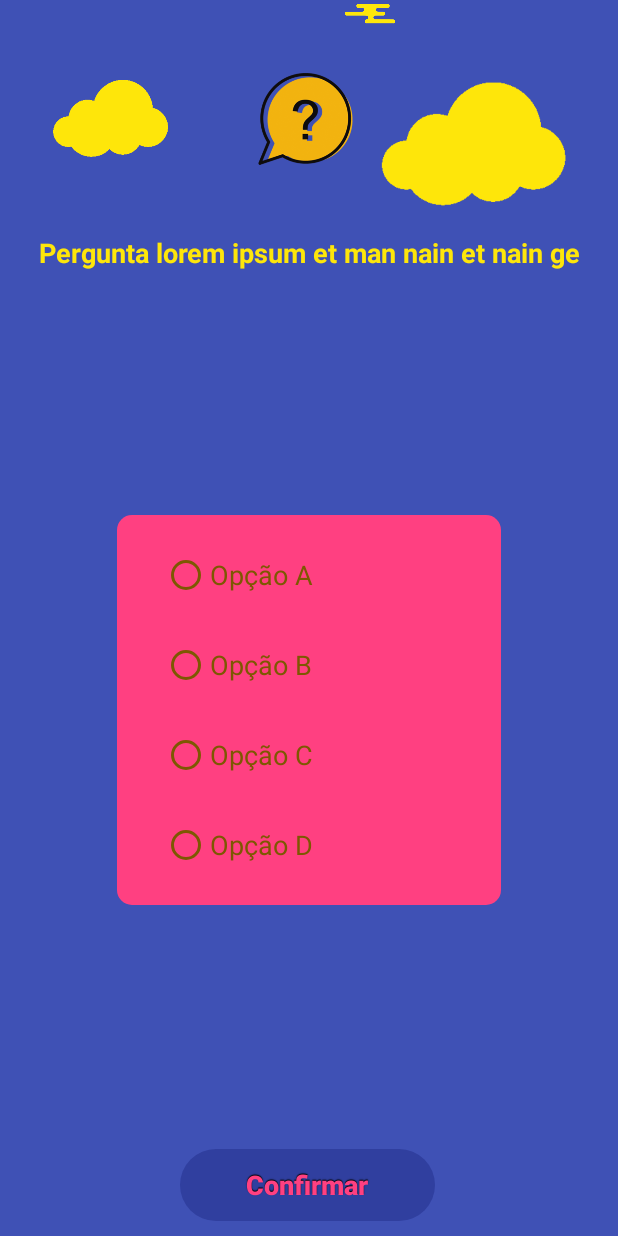
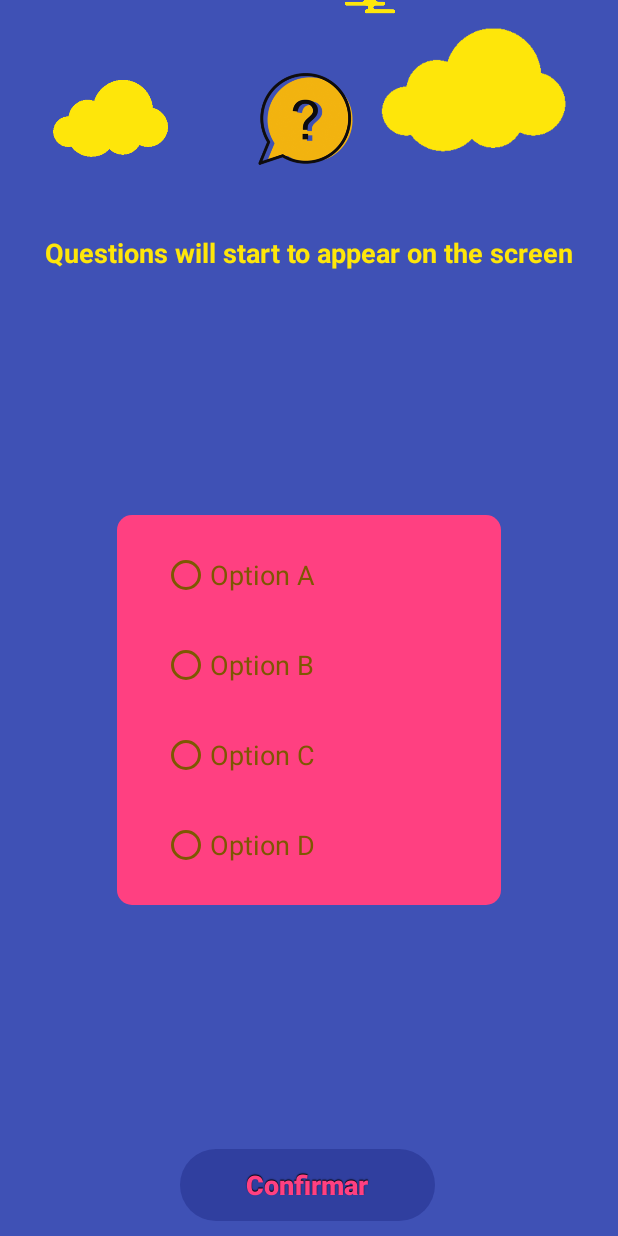
Before and after one commit to spandankundu/Testify_App, an Android app: the layout activity_question.xml on its own in the app's theme, with its tools: preview values and no code run, on a phone screen of 412 x 824 dp. Run offline under Robolectric (Android 15) with nearby library versions, the phone set to English and light mode, and no system bars.

Commit message:
Update activity_question.xml

```diff
--- a/app/src/main/res/layout/activity_question.xml
+++ b/app/src/main/res/layout/activity_question.xml
@@ -24,7 +24,7 @@
         android:id="@+id/imageView5"
         android:layout_width="182dp"
         android:layout_height="120dp"
-        app:layout_constraintBottom_toTopOf="@+id/lblPergunta"
+        app:layout_constraintBottom_toTopOf="@+id/lbl"
         app:layout_constraintEnd_toEndOf="parent"
         app:layout_constraintHorizontal_bias="1.0"
         app:layout_constraintStart_toStartOf="parent"
@@ -51,7 +51,7 @@
         android:textStyle="bold"
         android:paddingLeft="15dp"
         android:paddingRight="15dp"
-        android:text="Pergunta lorem ipsum et man nain et nain ge"
+        android:text="Questions will start to appear on the screen"
         android:textAlignment="center"
         android:textColor="#FEE60A"
         android:textSize="18sp"
@@ -81,7 +81,7 @@
             android:layout_width="match_parent"
             android:layout_height="60dp"
             android:buttonTint="#7D5801"
-            android:text="Opção A"
+            android:text="Option A"
             android:textColor="#7D5801"
             android:textSize="18sp" />
 
@@ -90,7 +90,7 @@
             android:layout_width="match_parent"
             android:layout_height="60dp"
             android:buttonTint="#7D5801"
-            android:text="Opção B"
+            android:text="Option B"
             android:textColor="#7D5801"
             android:textSize="18sp" />
 
@@ -99,7 +99,7 @@
             android:layout_width="match_parent"
             android:layout_height="60dp"
             android:buttonTint="#7D5801"
-            android:text="Opção C"
+            android:text="Option C"
             android:textColor="#7D5801"
 
             android:textSize="18sp" />
@@ -109,7 +109,7 @@
             android:layout_width="match_parent"
             android:layout_height="60dp"
             android:buttonTint="#7D5801"
-            android:text="Opção D"
+            android:text="Option D"
             android:textColor="#7D5801"
 
             android:textSize="18sp" />
```
